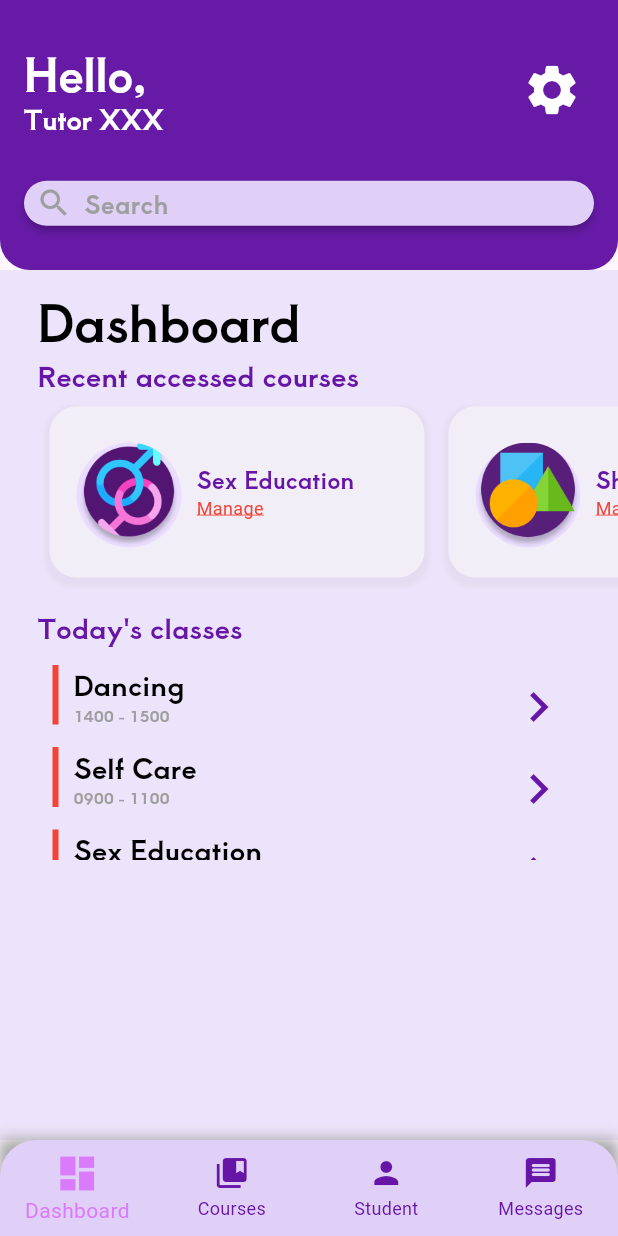
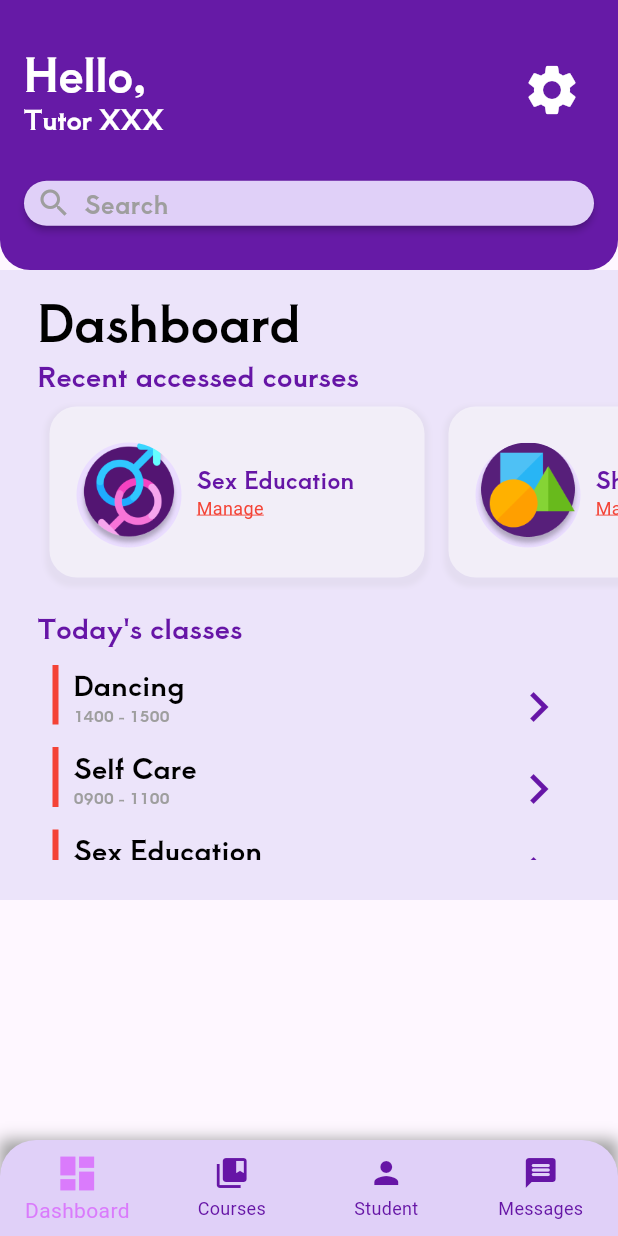
Before and after one commit to yanqi325/Lily-Doll, a Flutter app: the Dashboard screen opened by its route, on a phone screen of 412 x 824 dp. Run offline on Flutter 3.47's test engine with Material 3 defaults, Android fonts, the phone set to English and light mode, and no system bars; our stand-ins replace audioplayers, cloud_firestore, easy_search_bar, file_picker, firebase_auth, firebase_core and 6 more; missing offline and left inert: circular_chart_flutter, flutter_pin_code_fields; accounts and stored records are empty.

Commit message:
Fixed overflow issue in dashboard page

```diff
--- a/lib/educator_screen/dashboard.dart
+++ b/lib/educator_screen/dashboard.dart
@@ -36,7 +36,9 @@ class _DashboardScreenState extends State<Dashboard> {
         preferredSize: Size.fromHeight(180),
         child: appBar_educator(), //Courses.label
       ),
-      body: Container(
+      body: SingleChildScrollView(
+        child: Container(
+          height: 420,
           color: backgroundColor,
           child: Padding(
             padding: const EdgeInsets.only(top: 10.0, left: 25),
@@ -129,6 +131,7 @@ class _DashboardScreenState extends State<Dashboard> {
             ),
           ),
         ),
+      ),
       bottomNavigationBar: EducatorNavigationBar(),
     );
   }
```
Lines whose indentation alone changed are shown as unchanged.
